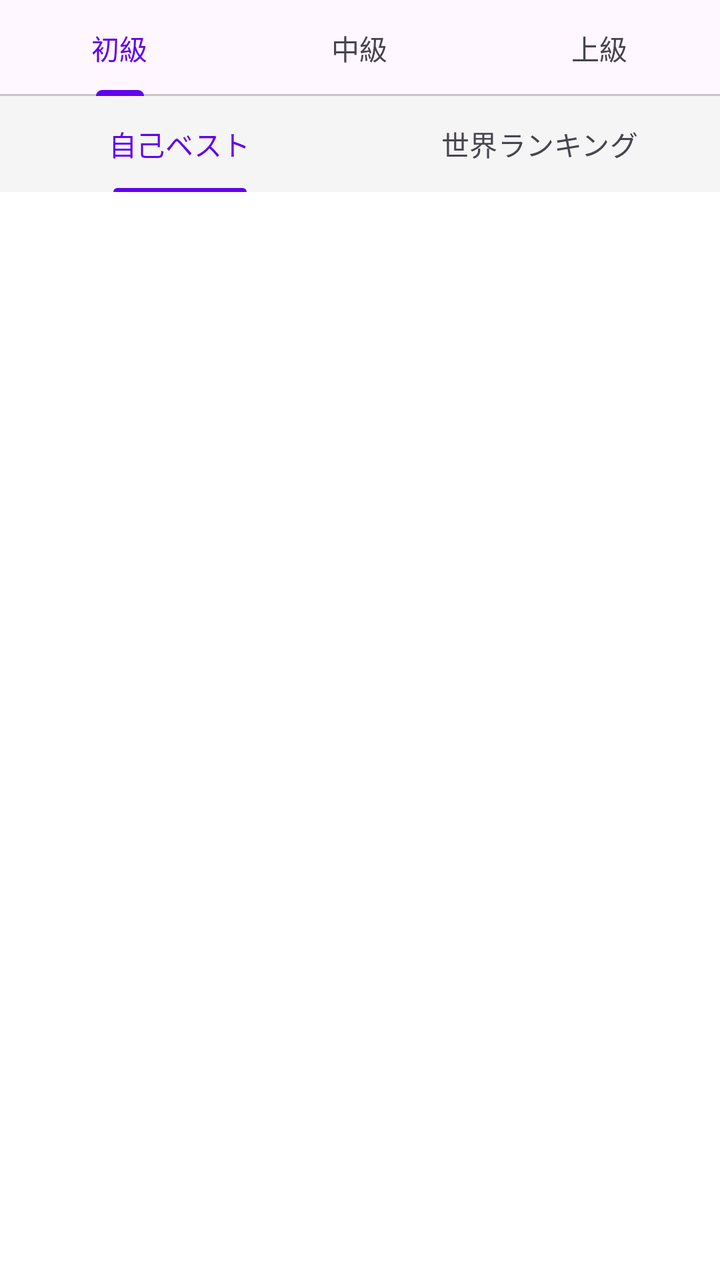
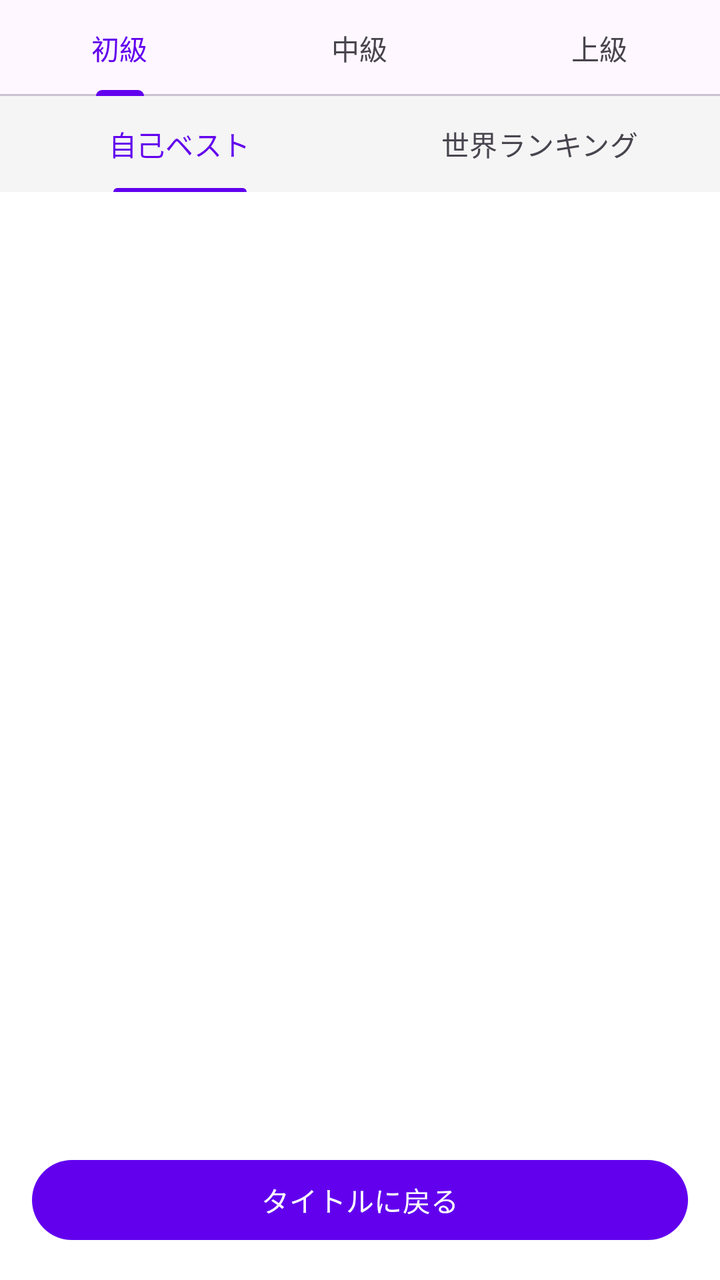

Compare the two renders of this Android layout. The source of the first and the diff that turns it into the second are given below.
<!-- AndroidManifest.xml: application theme Theme.CalculationBattle -->
<!-- res/layout/activity_ranking.xml -->
<?xml version="1.0" encoding="utf-8"?>
<androidx.constraintlayout.widget.ConstraintLayout xmlns:android="http://schemas.android.com/apk/res/android"
    xmlns:app="http://schemas.android.com/apk/res-auto"
    xmlns:tools="http://schemas.android.com/tools"
    android:id="@+id/main"
    android:layout_width="match_parent"
    android:layout_height="match_parent"
    tools:context=".RankingActivity">

    
    <com.google.android.material.tabs.TabLayout
        android:id="@+id/tabDifficulty"
        android:layout_width="match_parent"
        android:layout_height="wrap_content"
        app:layout_constraintTop_toTopOf="parent"
        app:tabMode="fixed">

        <com.google.android.material.tabs.TabItem
            android:layout_width="wrap_content"
            android:layout_height="wrap_content"
            android:text="初級" />
        <com.google.android.material.tabs.TabItem
            android:layout_width="wrap_content"
            android:layout_height="wrap_content"
            android:text="中級" />
        <com.google.android.material.tabs.TabItem
            android:layout_width="wrap_content"
            android:layout_height="wrap_content"
            android:text="上級" />
    </com.google.android.material.tabs.TabLayout>

    
    <com.google.android.material.tabs.TabLayout
        android:id="@+id/tabScope"
        android:layout_width="match_parent"
        android:layout_height="wrap_content"
        android:background="#F5F5F5"
        app:layout_constraintTop_toBottomOf="@+id/tabDifficulty"
        app:tabIndicatorHeight="2dp"
        app:tabMode="fixed">

        <com.google.android.material.tabs.TabItem
            android:layout_width="wrap_content"
            android:layout_height="wrap_content"
            android:text="自己ベスト" />
        <com.google.android.material.tabs.TabItem
            android:layout_width="wrap_content"
            android:layout_height="wrap_content"
            android:text="世界ランキング" />
    </com.google.android.material.tabs.TabLayout>

    
    <androidx.recyclerview.widget.RecyclerView
        android:id="@+id/recyclerRanking"
        android:layout_width="0dp"
        android:layout_height="0dp"
        android:padding="8dp"
        app:layout_constraintBottom_toBottomOf="parent"
        app:layout_constraintEnd_toEndOf="parent"
        app:layout_constraintStart_toStartOf="parent"
        app:layout_constraintTop_toBottomOf="@+id/tabScope" />

    
    <TextView
        android:id="@+id/textNoData"
        android:layout_width="wrap_content"
        android:layout_height="wrap_content"
        android:text="データがありません"
        android:visibility="gone"
        app:layout_constraintBottom_toBottomOf="parent"
        app:layout_constraintEnd_toEndOf="parent"
        app:layout_constraintStart_toStartOf="parent"
        app:layout_constraintTop_toBottomOf="@+id/tabScope" />

</androidx.constraintlayout.widget.ConstraintLayout>
<!-- resources referenced by this layout -->
<resources>
  <style name="Theme.CalculationBattle" parent="Theme.Material3.DayNight.NoActionBar">
          <item name="colorPrimary">@color/purple_500</item>
          <item name="colorPrimaryVariant">@color/purple_700</item>
          <item name="colorOnPrimary">@color/white</item>
          
          <item name="android:windowBackground">@color/white</item>
          <item name="android:textColor">@color/black</item>
      </style>
  <color name="purple_500">#FF6200EE</color>
  <color name="purple_700">#FF3700B3</color>
  <color name="white">#FFFFFFFF</color>
  <color name="black">#FF000000</color>
</resources>

<!-- the commit's change to res/layout/activity_ranking.xml (unified diff, before → after) -->
@@ -55,7 +55,7 @@
         android:layout_width="0dp"
         android:layout_height="0dp"
         android:padding="8dp"
-        app:layout_constraintBottom_toBottomOf="parent"
+        app:layout_constraintBottom_toTopOf="@+id/buttonBack"
         app:layout_constraintEnd_toEndOf="parent"
         app:layout_constraintStart_toStartOf="parent"
         app:layout_constraintTop_toBottomOf="@+id/tabScope" />
@@ -67,9 +67,20 @@
         android:layout_height="wrap_content"
         android:text="データがありません"
         android:visibility="gone"
-        app:layout_constraintBottom_toBottomOf="parent"
+        app:layout_constraintBottom_toTopOf="@+id/buttonBack"
         app:layout_constraintEnd_toEndOf="parent"
         app:layout_constraintStart_toStartOf="parent"
         app:layout_constraintTop_toBottomOf="@+id/tabScope" />
 
+    
+    <Button
+        android:id="@+id/buttonBack"
+        android:layout_width="match_parent"
+        android:layout_height="wrap_content"
+        android:layout_margin="16dp"
+        android:text="タイトルに戻る"
+        app:layout_constraintBottom_toBottomOf="parent"
+        app:layout_constraintStart_toStartOf="parent"
+        app:layout_constraintEnd_toEndOf="parent" />
+
 </androidx.constraintlayout.widget.ConstraintLayout>
<!-- resource entries referenced after the edit -->
@@ -4,7 +4,6 @@
           <item name="colorPrimary">@color/purple_500</item>
           <item name="colorPrimaryVariant">@color/purple_700</item>
           <item name="colorOnPrimary">@color/white</item>
-          
           <item name="android:windowBackground">@color/white</item>
           <item name="android:textColor">@color/black</item>
       </style>
